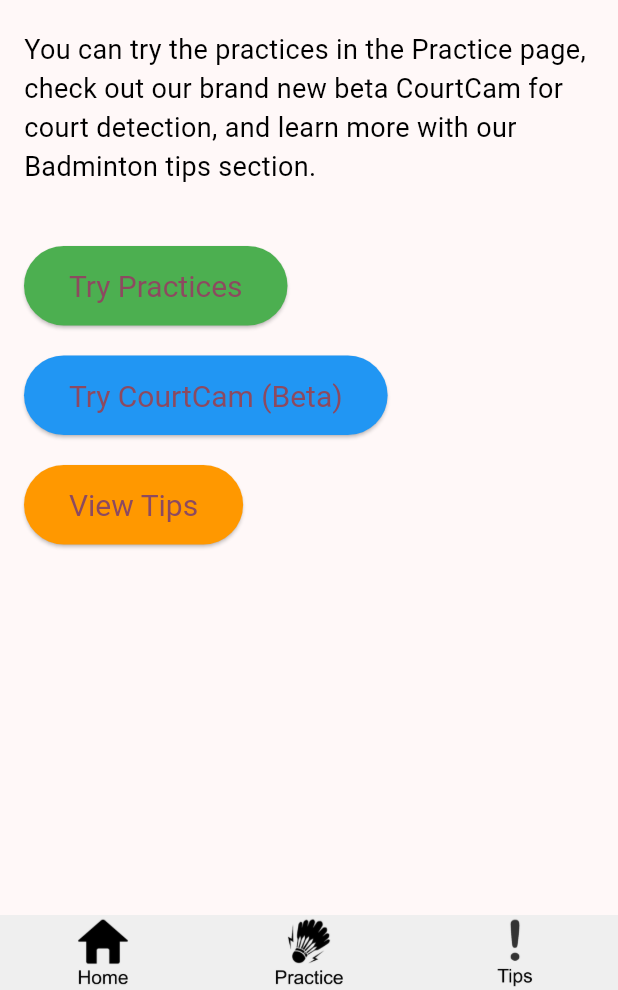
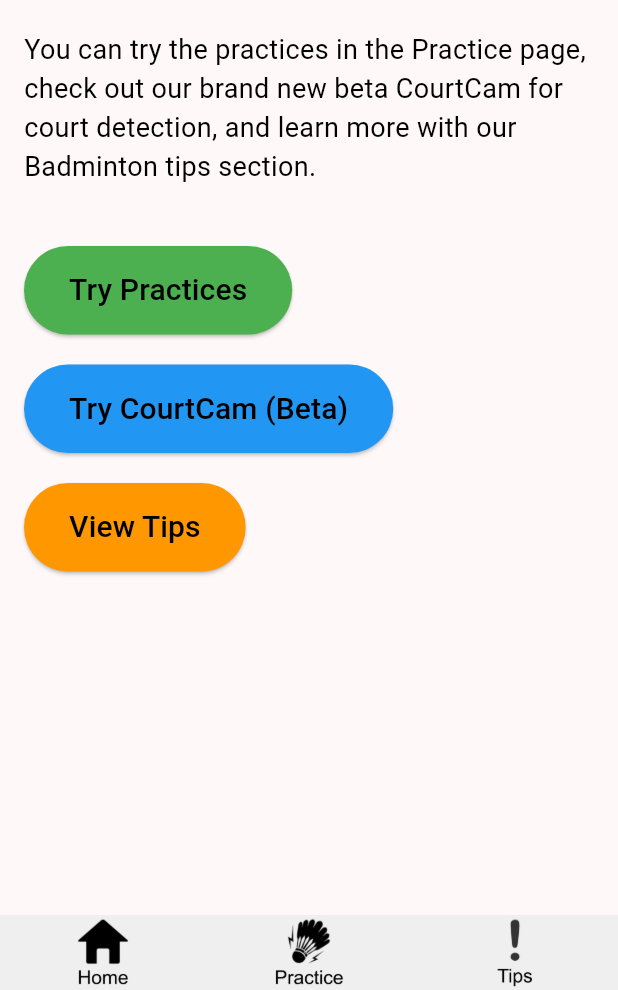
Before and after one commit to Kiaze-Wgna/footwork_tracker, a Flutter app: the screen it shows after launch, on a phone screen of 412 x 824 dp, the part 246-1236 px from its top. Run offline on Flutter 3.47's test engine with Material 3 defaults, Android fonts, the light colour scheme and no system bars; our stand-ins replace flutter_svg, just_audio.

Commit message:
minor patch

```diff
--- a/lib/main.dart
+++ b/lib/main.dart
@@ -228,10 +228,9 @@ class HomeScreen extends StatelessWidget {
                   },
                   style: ElevatedButton.styleFrom(
                     backgroundColor: Colors.green, // Button color
-                    padding: EdgeInsets.symmetric(horizontal: 30, vertical: 15),
-                    textStyle: TextStyle(fontSize: 20,color: Colors.black),
+                    padding: EdgeInsets.symmetric(horizontal: 30, vertical: 15)
                   ),
-                  child: Text('Try Practices'),
+                  child: Text('Try Practices',style: TextStyle(fontSize: 20,color: Colors.black)),
                 ),
                 SizedBox(height: 20),
                 ElevatedButton(
@@ -241,10 +240,9 @@ class HomeScreen extends StatelessWidget {
                   },
                   style: ElevatedButton.styleFrom(
                     backgroundColor: Colors.blue, // Button color
-                    padding: EdgeInsets.symmetric(horizontal: 30, vertical: 15),
-                    textStyle: TextStyle(fontSize: 20,color: Colors.black),
+                    padding: EdgeInsets.symmetric(horizontal: 30, vertical: 15)
                   ),
-                  child: Text('Try CourtCam (Beta)'),
+                  child: Text('Try CourtCam (Beta)',style: TextStyle(fontSize: 20,color: Colors.black)),
                 ),
                 SizedBox(height: 20),
                 ElevatedButton(
@@ -255,9 +253,8 @@ class HomeScreen extends StatelessWidget {
                   style: ElevatedButton.styleFrom(
                     backgroundColor: Colors.orange, // Button color
                     padding: EdgeInsets.symmetric(horizontal: 30, vertical: 15),
-                    textStyle: TextStyle(fontSize: 20,color: Colors.black),
                   ),
-                  child: Text('View Tips'),
+                  child: Text('View Tips',style: TextStyle(fontSize: 20,color: Colors.black)),
                 ),
               ],
             ),
```
